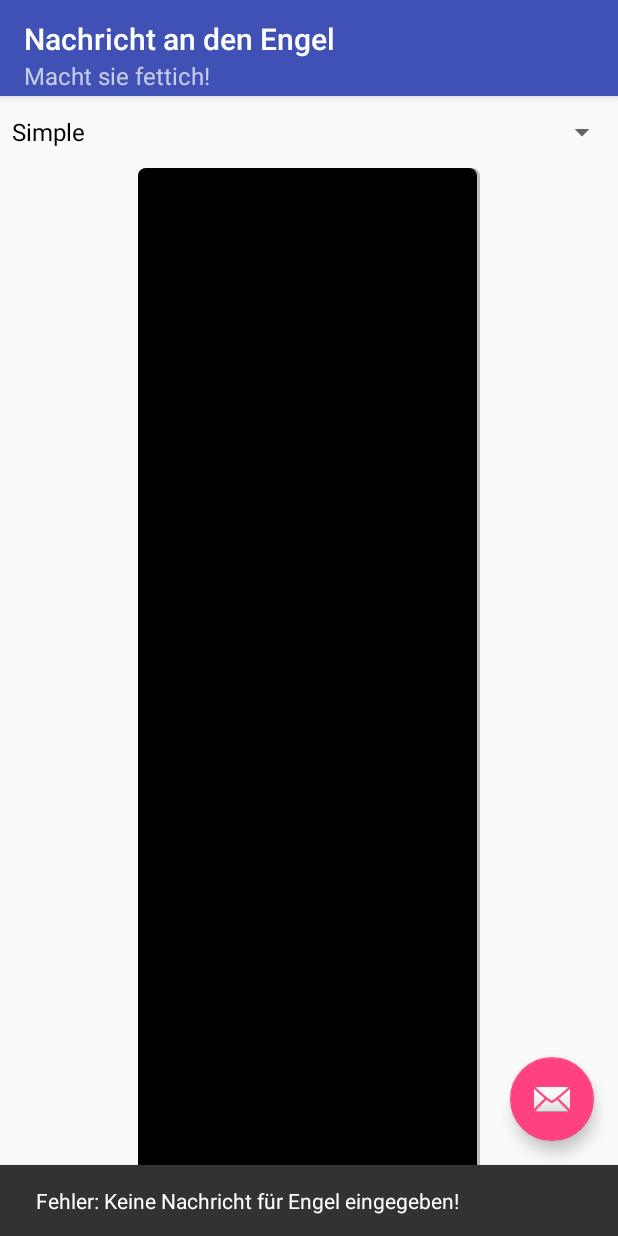
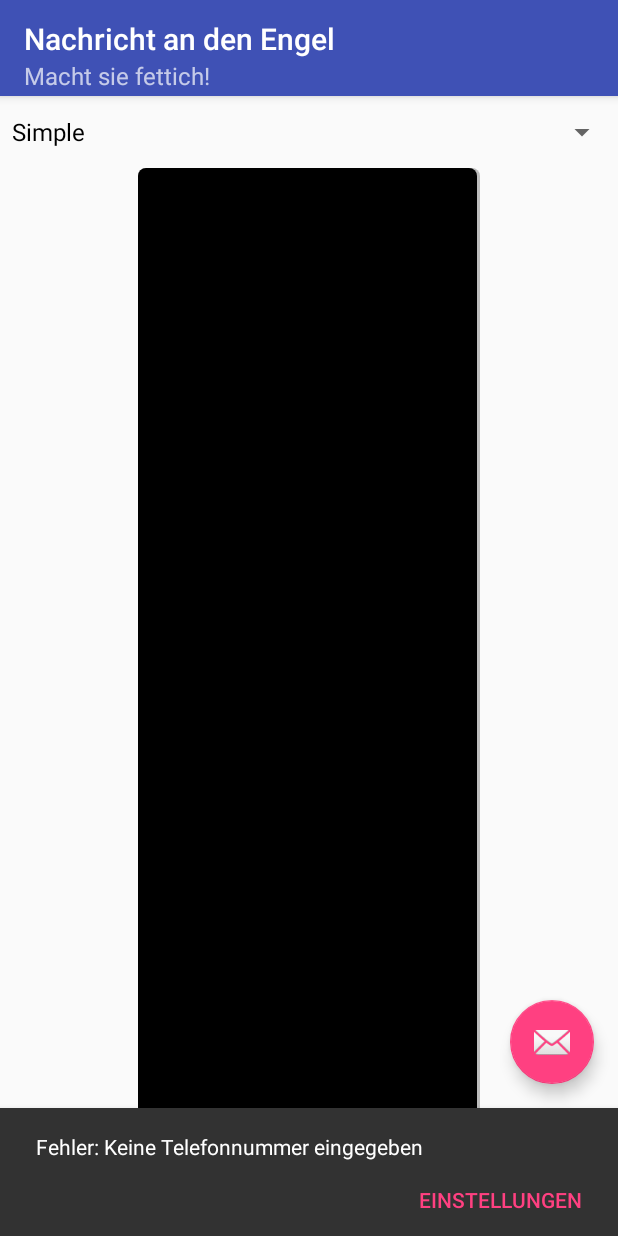
Before and after one commit to soylentgreen81/Engel_Fax_App, an Android app: the PreviewActivity screen opened directly, with no data from a screen before it, after a tap on an icon or button, on a phone screen of 412 x 824 dp. Run offline under Robolectric (Android 15) with nearby library versions, the phone set to English and light mode, and no system bars; 2 statements that could not run were skipped.

Commit message:
Validitätsprüfung der Telefonnummer des Engels in der PreviewActivity

```diff
--- a/app/src/main/java/software/oi/engelfax/activity/PreviewActivity.java
+++ b/app/src/main/java/software/oi/engelfax/activity/PreviewActivity.java
@@ -18,6 +18,7 @@ import android.support.v4.app.FragmentManager;
 import android.support.v4.app.FragmentPagerAdapter;
 import android.support.v4.view.ViewPager;
 import android.os.Bundle;
+import android.telephony.PhoneNumberUtils;
 import android.telephony.SmsManager;
 import android.util.Log;
 import android.view.View;
@@ -49,7 +50,6 @@ public class PreviewActivity extends AppCompatActivity implements  PreviewLoader
     public final static int WIDTH = 24;
     private Spinner styleChooser;
     private FloatingActionButton fab;
-    private String phoneNumber;
     private final String SMS_SENT = "SMS_SENT";
     private final String SMS_DELIVERED = "SMS_DELIVERED";
     private final String TAG = PreviewActivity.class.getSimpleName();
@@ -74,8 +74,7 @@ public class PreviewActivity extends AppCompatActivity implements  PreviewLoader
 
         // get Text
         final String text = getIntent().getStringExtra(MessengerActivity.TEXT_KEY);
-        SharedPreferences sharedPref = PreferenceManager.getDefaultSharedPreferences(this);
-        phoneNumber = sharedPref.getString(SettingsActivity.PHONE_NO, "");
+
         sentReceiver = new SmsReceiver();
         // Set up the ViewPager with the sections adapter.
         mViewPager = (ViewPager) findViewById(R.id.container);
@@ -208,6 +207,9 @@ public class PreviewActivity extends AppCompatActivity implements  PreviewLoader
 
 
     private void sendSms(String text){
+        SharedPreferences sharedPref = PreferenceManager.getDefaultSharedPreferences(this);
+        String phoneNumber = sharedPref.getString(SettingsActivity.PHONE_NO, "");
+        if (PhoneNumberUtils.isGlobalPhoneNumber(phoneNumber)) {
             if (!text.trim().equals("")) {
 
                 String prefix = ((PreviewText) styleChooser.getSelectedItem()).code;
@@ -217,10 +219,27 @@ public class PreviewActivity extends AppCompatActivity implements  PreviewLoader
                 SmsManager smsManager = SmsManager.getDefault();
                 Log.d(TAG, "Text: " + prefix + text + ", Number " + phoneNumber);
                 smsManager.sendTextMessage(phoneNumber, null, prefix + text, sentPendingIntent, null);
-        }
-        else{
+            } else {
                 Snackbar.make(fab, getString(R.string.error_no_message), Snackbar.LENGTH_LONG)
                         .setAction("Action", null).show();
+            }
+        }
+        else {
+            String error;
+            if (phoneNumber == null || "".equals(phoneNumber.toString())) {
+                    error =getString(R.string.error_no_phone_no);
+            }
+            else {
+                error = String.format(getString(R.string.error_phone_no), phoneNumber);
+            }
+            Snackbar.make(fab, error , Snackbar.LENGTH_LONG)
+                    .setAction(getString(R.string.settings), new View.OnClickListener() {
+                        @Override
+                        public void onClick(View v) {
+                            Intent intent = new Intent(PreviewActivity.this, SettingsActivity.class);
+                            startActivity(intent);
+                        }
+                    }).show();
         }
     }
 
--- a/app/src/main/res/values/strings.xml
+++ b/app/src/main/res/values/strings.xml
@@ -12,6 +12,8 @@
     <string name="sent">Nachricht wurde an den Engel gesendet!</string>
     <string name="error_not_delivered">Fehler: Nachricht konnte nicht gesendet werden</string>
     <string name="error_radio_off">Fehler: Flugzeugmodus!</string>
+    <string name="error_phone_no">Fehler: Ungültige Telefonnummer %s!</string>
+    <string name="error_no_phone_no">Fehler: Keine Telefonnummer eingegeben</string>
     <string name="error_no_message">Fehler: Keine Nachricht für Engel eingegeben!</string>
     <string name="error_null_pdu">Fehler: Kein Netz!</string>
     <string name="error_no_service">Fehler: Kein Netz!</string>
```
Lines whose indentation alone changed are shown as unchanged.
